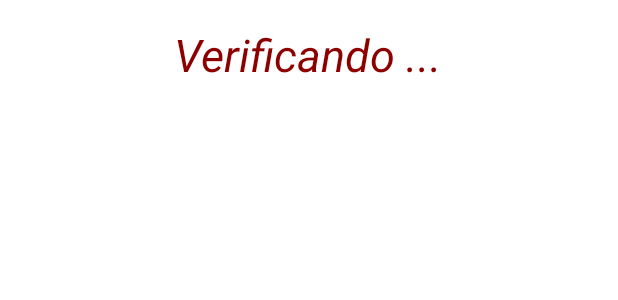
After one commit to AndreSouto/PibicApp, an Android app: the layout activity_processing.xml on its own in the app's theme, with its tools: preview values and no code run, on a phone screen of 412 x 824 dp. The commit adds this screen. Shown: the top 300 px of the screen. Run offline under Robolectric (Android 15) with nearby library versions, the phone set to English and light mode, and no system bars.

```diff
--- /dev/null
+++ b/PibicApplication/app/src/main/res/layout/activity_processing.xml
@@ -0,0 +1,37 @@
+<?xml version="1.0" encoding="utf-8"?>
+<RelativeLayout xmlns:android="http://schemas.android.com/apk/res/android"
+    xmlns:tools="http://schemas.android.com/tools"
+    android:layout_width="match_parent"
+    android:layout_height="match_parent"
+    android:paddingBottom="@dimen/activity_vertical_margin"
+    android:paddingLeft="@dimen/activity_horizontal_margin"
+    android:paddingRight="@dimen/activity_horizontal_margin"
+    android:paddingTop="@dimen/activity_vertical_margin"
+    tools:context="com.example.andre.pibicapplication.ProcessingActivity"
+    android:background="#FFFFFF">
+
+    <TextView
+        android:layout_width="wrap_content"
+        android:layout_height="wrap_content"
+        android:textAppearance="?android:attr/textAppearanceMedium"
+        android:text="Verificando ..."
+        android:id="@+id/textView"
+        android:layout_alignTop="@+id/imageView"
+        android:layout_centerHorizontal="true"
+        android:textStyle="italic"
+        android:textColor="#FF8D0000"
+        android:background="#00ffffff"
+        android:focusableInTouchMode="false"
+        android:textSize="30dp" />
+
+    <ImageView
+        android:layout_width="400dp"
+        android:layout_height="300dp"
+        android:id="@+id/imageView2"
+        android:layout_marginLeft="5dp"
+        android:layout_marginRight="5dp"
+        android:layout_below="@+id/textView"
+        android:layout_centerHorizontal="true"
+        android:layout_marginTop="20dp" />
+
+</RelativeLayout>
```
Also changed, not shown: PibicApplication/app/src/main/AndroidManifest.xml (+8 -8 lines), PibicApplication/app/src/main/java/com/example/andre/pibicapplication/CameraPreview.java (deleted, +0 -71 lines), PibicApplication/app/src/main/java/com/example/andre/pibicapplication/PictureActivity.java (+63 -107 lines), PibicApplication/app/src/main/java/com/example/andre/pibicapplication/ProcessingActivity.java (added, +24 -0 lines), PibicApplication/app/src/main/res/layout/activity_camera_preview.xml (deleted, +0 -21 lines), PibicApplication/app/src/main/res/layout/activity_picture.xml (+11 -25 lines).
